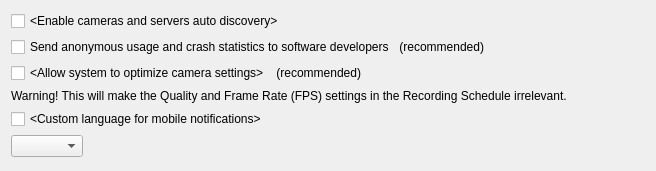
networkoptix/nx_open, file vms/client/nx_vms_client_desktop/src/ui/widgets/system_settings/system_settings_widget.ui: the form before one commit.
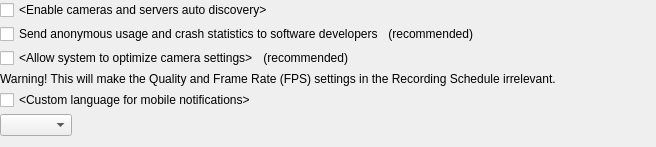
The form after the commit. Custom widgets are drawn as their Qt base class.

Commit message:
VMS-17852: Fixed formatting issue on System Administration page
Branch: vms_4.1

What changed in the file:
```diff
--- a/vms/client/nx_vms_client_desktop/src/ui/widgets/system_settings/system_settings_widget.ui
+++ b/vms/client/nx_vms_client_desktop/src/ui/widgets/system_settings/system_settings_widget.ui
@@ -7,13 +7,28 @@
     <x>0</x>
     <y>0</y>
     <width>656</width>
-    <height>171</height>
+    <height>147</height>
    </rect>
   </property>
   <property name="windowTitle">
    <string/>
   </property>
   <layout class="QVBoxLayout" name="verticalLayout">
+   <property name="spacing">
+    <number>4</number>
+   </property>
+   <property name="leftMargin">
+    <number>0</number>
+   </property>
+   <property name="topMargin">
+    <number>0</number>
+   </property>
+   <property name="rightMargin">
+    <number>0</number>
+   </property>
+   <property name="bottomMargin">
+    <number>0</number>
+   </property>
    <item>
     <layout class="QHBoxLayout" name="horizontalLayout_5">
      <property name="spacing">
```
